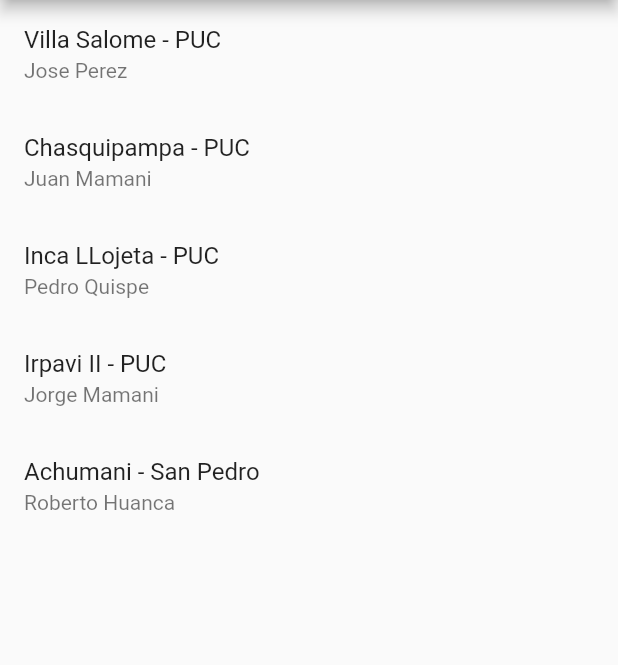
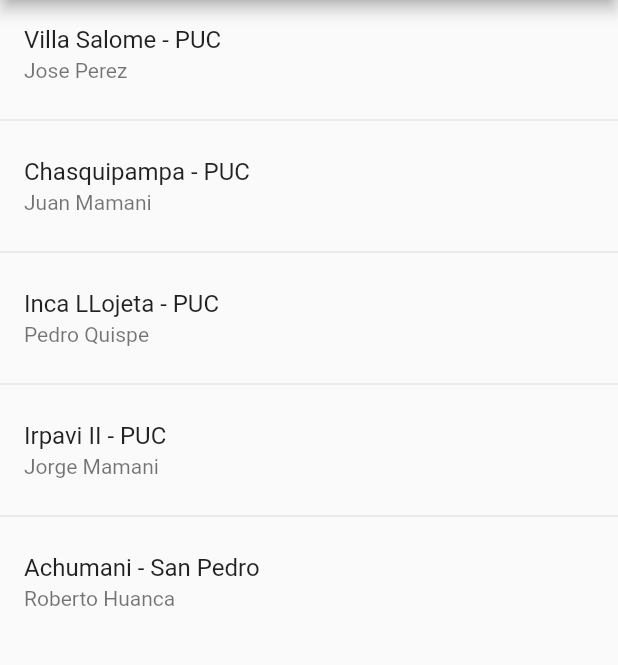
Before and after one commit to Hack-Cities-2020/mobility_project_mobile_2020, a Flutter app: the BusesPage screen opened directly, on a phone screen of 412 x 824 dp, the part 84-749 px from its top. Run offline on Flutter 3.47's test engine with Material 2 defaults, Android fonts, the phone set to English and light mode, and no system bars; our stand-ins replace cloud_firestore, geolocator, step_progress_indicator; accounts and stored records are empty; network calls fail.

Commit message:
Added Dividers

```diff
--- a/lib/src/ui/pages/buses.page.dart
+++ b/lib/src/ui/pages/buses.page.dart
@@ -24,7 +24,8 @@ class BusesPage extends StatelessWidget {
             builder: (context, AsyncSnapshot<List> snapshot) {
               if (!snapshot.hasData)
                 return Center(child: CircularProgressIndicator());
-              return ListView.builder(
+              return ListView.separated(
+                separatorBuilder: (_, index) => Divider(),
                 itemCount: snapshot.data.length,
                 itemBuilder: (context, int index) {
                   return ListTile(
--- a/lib/src/ui/pages/routes.page.dart
+++ b/lib/src/ui/pages/routes.page.dart
@@ -24,7 +24,8 @@ class RoutePage extends StatelessWidget {
             builder: (context, AsyncSnapshot<List> snapshot) {
               if (!snapshot.hasData)
                 return Center(child: CircularProgressIndicator());
-              return ListView.builder(
+              return ListView.separated(
+                separatorBuilder: (_, index) => Divider(),
                 itemCount: snapshot.data.length,
                 itemBuilder: (context, int index) {
                   return ListTile(
```
